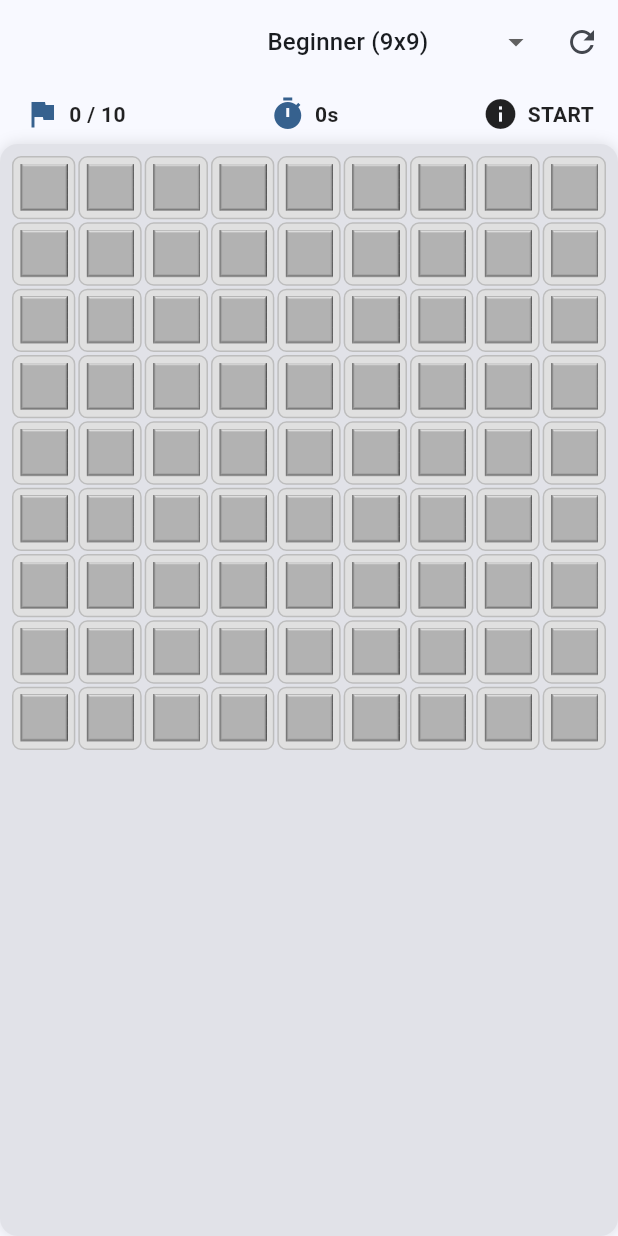
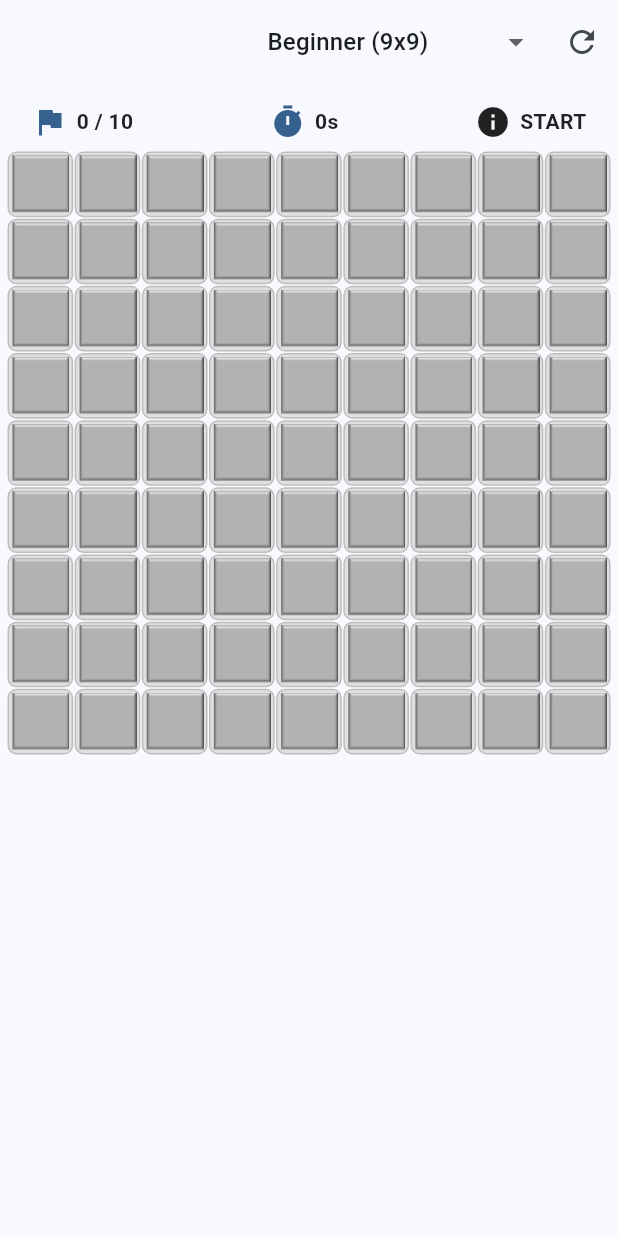
Before and after one commit to Wratheus/MineSweeper-Flutter, a Flutter app: the screen it shows after launch, on a phone screen of 412 x 824 dp. Run offline on Flutter 3.47's test engine with Material 3 defaults, Android fonts, the phone set to English and light mode, and no system bars.

Commit message:
style: screen changes, ui performance improvements ref: some game funcs

```diff
--- a/lib/src/feature/game/widgets/screen.dart
+++ b/lib/src/feature/game/widgets/screen.dart
@@ -4,6 +4,7 @@ import 'package:minesweeper/src/core/models/cell.dart';
 import 'package:minesweeper/src/core/models/coord.dart';
 import 'package:minesweeper/src/core/models/difficulty.dart';
 import 'package:minesweeper/src/core/models/game.dart';
+import 'package:minesweeper/src/feature/game/widgets/status_item.dart';
 
 class MinesweeperGameplayScreen extends StatefulWidget {
   const MinesweeperGameplayScreen({super.key});
@@ -52,17 +53,15 @@ class _MinesweeperGameplayScreenState extends State<MinesweeperGameplayScreen> {
   }
 
   void _onLeftClick(Coord coord) {
-    if (game.getState() == GameState.playing ||
-        game.getState() == GameState.start) {
-      if (game.getState() == GameState.start) {
+    if (game.state == GameState.playing || game.state == GameState.start) {
+      if (game.state == GameState.start) {
         stopwatch
           ..reset()
           ..start();
       }
       setState(() {
         game.openCell(coord);
-        if (game.getState() == GameState.win ||
-            game.getState() == GameState.lose) {
+        if (game.state == GameState.win || game.state == GameState.lose) {
           stopwatch.stop();
         }
       });
@@ -70,7 +69,7 @@ class _MinesweeperGameplayScreenState extends State<MinesweeperGameplayScreen> {
   }
 
   void _onRightClick(Coord coord) {
-    if (game.getState() == GameState.playing) {
+    if (game.state == GameState.playing) {
       setState(() => game.flag.toggleFlag(coord));
     }
   }
@@ -87,33 +86,34 @@ class _MinesweeperGameplayScreenState extends State<MinesweeperGameplayScreen> {
           IconButton(icon: const Icon(Icons.refresh), onPressed: _startNewGame),
         ],
       ),
-      body: Column(
+      body: Padding(
+        padding: const EdgeInsets.all(5),
+        child: Column(
           children: [
-          _buildStatusPanel(),
-          Expanded(
-            child: LayoutBuilder(
-              builder: (context, constraints) {
-                final double maxWidth = constraints.maxWidth - 16;
-                final double cellSize = (maxWidth / cols).clamp(16.0, 40.0);
-
-                return Center(
-                  child: Container(
-                    padding: const EdgeInsets.all(8),
-                    decoration: BoxDecoration(
-                      color: Theme.of(
-                        context,
-                      ).colorScheme.surfaceContainerHighest,
-                      borderRadius: BorderRadius.circular(12),
-                      boxShadow: const [
-                        BoxShadow(color: Colors.black12, blurRadius: 8),
+            Padding(
+              padding: const EdgeInsets.symmetric(horizontal: 16, vertical: 8),
+              child: Row(
+                mainAxisAlignment: MainAxisAlignment.spaceBetween,
+                children: [
+                  StatusItem(
+                    icon: Icons.flag,
+                    text: '${game.countFlags} / ${game.difficulty.mines}',
+                  ),
+                  StatusItem(icon: Icons.timer, text: '${secondsElapsed}s'),
+                  StatusItem(
+                    icon: Icons.info,
+                    text: game.state.name.toUpperCase(),
+                    color: _getStateColor(game.state),
+                  ),
                 ],
               ),
+            ),
+            Flexible(
               child: GridView.builder(
-                      physics: const NeverScrollableScrollPhysics(),
                 gridDelegate: SliverGridDelegateWithFixedCrossAxisCount(
                   crossAxisCount: cols,
-                        mainAxisSpacing: 2,
-                        crossAxisSpacing: 2,
+                  mainAxisSpacing: 1,
+                  crossAxisSpacing: 1,
                 ),
                 itemCount: rows * cols,
                 itemBuilder: (context, index) {
@@ -128,23 +128,14 @@ class _MinesweeperGameplayScreenState extends State<MinesweeperGameplayScreen> {
                     onSecondaryTap: () => _onRightClick(coord),
                     child: AnimatedContainer(
                       duration: const Duration(milliseconds: 150),
-                            width: cellSize,
-                            height: cellSize,
                       decoration: BoxDecoration(
                         color: _getCellBackgroundColor(cell),
                         borderRadius: BorderRadius.circular(6),
                         border: Border.all(color: Colors.grey.shade400),
                       ),
                       child: Padding(
-                              padding: const EdgeInsets.all(4),
-                              child: Image.asset(
-                                cell.imagePath,
-                                fit: BoxFit.contain,
-                              ),
-                            ),
-                          ),
-                        );
-                      },
+                        padding: const EdgeInsets.all(1.5),
+                        child: Image.asset(cell.imagePath, fit: BoxFit.contain),
                       ),
                     ),
                   );
@@ -153,38 +144,9 @@ class _MinesweeperGameplayScreenState extends State<MinesweeperGameplayScreen> {
             ),
           ],
         ),
+      ),
     );
   }
-
-  Widget _buildStatusPanel() => Padding(
-    padding: const EdgeInsets.symmetric(horizontal: 16, vertical: 8),
-    child: Row(
-      mainAxisAlignment: MainAxisAlignment.spaceBetween,
-      children: [
-        _statusItem(Icons.flag, '${_countFlags()} / ${game.difficulty.mines}'),
-        _statusItem(Icons.timer, '${secondsElapsed}s'),
-        _statusItem(
-          Icons.info,
-          game.getState().name.toUpperCase(),
-          color: _getStateColor(game.getState()),
-        ),
-      ],
-    ),
-  );
-
-  Widget _statusItem(IconData icon, String text, {Color? color}) => Row(
-    children: [
-      Icon(icon, color: color ?? Theme.of(context).colorScheme.primary),
-      const SizedBox(width: 6),
-      Text(
-        text,
-        style: TextStyle(
-          fontWeight: FontWeight.bold,
-          color: color ?? Colors.black87,
-        ),
-      ),
-    ],
-  );
 
   Widget _buildDifficultySelector() => Padding(
     padding: const EdgeInsets.symmetric(horizontal: 8),
@@ -237,17 +199,4 @@ class _MinesweeperGameplayScreenState extends State<MinesweeperGameplayScreen> {
         return Colors.grey.shade300;
     }
   }
-
-  int _countFlags() {
-    int count = 0;
-    for (int x = 0; x < game.difficulty.size.width; x++) {
-      for (int y = 0; y < game.difficulty.size.height; y++) {
-        final Coord coord = Coord(x, y);
-        if (game.flag.get(coord) == Cell.flagged) {
-          count++;
 }
-      }
-    }
-    return count;
-  }
-}
--- /dev/null
+++ b/lib/src/feature/game/widgets/status_item.dart
@@ -0,0 +1,29 @@
+import 'package:flutter/material.dart';
+
+class StatusItem extends StatelessWidget {
+  const StatusItem({
+    required this.icon,
+    required this.text,
+    this.color,
+    super.key,
+  });
+
+  final IconData icon;
+  final String text;
+  final Color? color;
+
+  @override
+  Widget build(BuildContext context) => Row(
+    children: [
+      Icon(icon, color: color ?? Theme.of(context).colorScheme.primary),
+      const SizedBox(width: 6),
+      Text(
+        text,
+        style: TextStyle(
+          fontWeight: FontWeight.bold,
+          color: color ?? Colors.black87,
+        ),
+      ),
+    ],
+  );
+}
```
Also changed, not shown: lib/src/core/models/game.dart (+49 -35 lines). Lines whose indentation alone changed are shown as unchanged.
